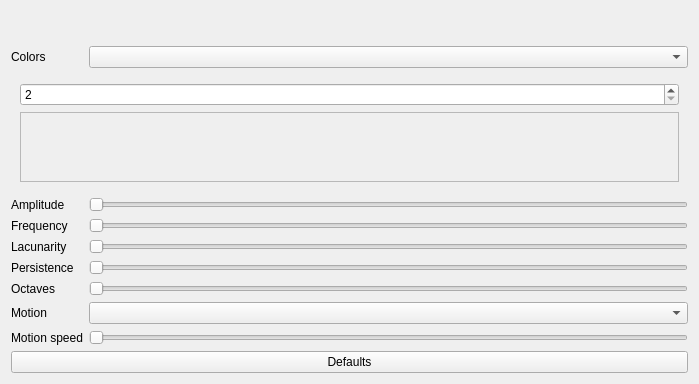
The window that Effects/NoiseMap/NoiseMap.ui (DLdota/OpenRGBEffectsPlugin) describes before a commit, drawn with Qt 5.
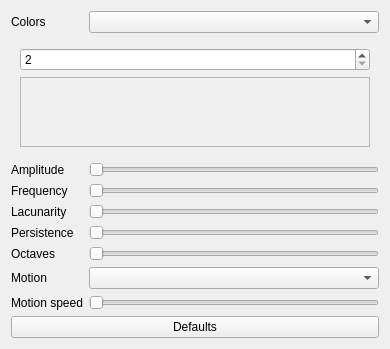
The same window after the commit. Custom widgets are drawn as their Qt base class.

```diff
--- a/Effects/NoiseMap/NoiseMap.ui
+++ b/Effects/NoiseMap/NoiseMap.ui
@@ -6,55 +6,15 @@
    <rect>
     <x>0</x>
     <y>0</y>
-    <width>699</width>
-    <height>384</height>
+    <width>390</width>
+    <height>345</height>
    </rect>
   </property>
   <property name="windowTitle">
    <string>Form</string>
   </property>
   <layout class="QGridLayout" name="gridLayout">
-   <item row="4" column="0">
-    <widget class="QLabel" name="amplitude_label">
-     <property name="text">
-      <string>Amplitude</string>
-     </property>
-    </widget>
-   </item>
-   <item row="11" column="0" colspan="2">
-    <widget class="QPushButton" name="defaults">
-     <property name="text">
-      <string>Defaults</string>
-     </property>
-    </widget>
-   </item>
-   <item row="4" column="1">
-    <widget class="QTooltipedSlider" name="amplitude">
-     <property name="minimum">
-      <number>1</number>
-     </property>
-     <property name="maximum">
-      <number>50000</number>
-     </property>
-     <property name="orientation">
-      <enum>Qt::Horizontal</enum>
-     </property>
-    </widget>
-   </item>
-   <item row="5" column="1">
-    <widget class="QTooltipedSlider" name="frequency">
-     <property name="minimum">
-      <number>1</number>
-     </property>
-     <property name="maximum">
-      <number>5000</number>
-     </property>
-     <property name="orientation">
-      <enum>Qt::Horizontal</enum>
-     </property>
-    </widget>
-   </item>
-   <item row="8" column="1">
+   <item row="7" column="1">
     <widget class="QTooltipedSlider" name="octaves">
      <property name="minimum">
       <number>1</number>
@@ -67,24 +27,37 @@
      </property>
     </widget>
    </item>
-   <item row="1" column="0">
-    <widget class="QLabel" name="colors_choice_label">
-     <property name="text">
-      <string>Colors</string>
-     </property>
-    </widget>
+   <item row="8" column="1">
+    <widget class="QComboBox" name="motion"/>
    </item>
-   <item row="8" column="0">
+   <item row="7" column="0">
     <widget class="QLabel" name="octaves_label">
      <property name="text">
       <string>Octaves</string>
      </property>
     </widget>
    </item>
-   <item row="1" column="1">
-    <widget class="QComboBox" name="colors_choice"/>
+   <item row="4" column="1">
+    <widget class="QTooltipedSlider" name="frequency">
+     <property name="minimum">
+      <number>1</number>
+     </property>
+     <property name="maximum">
+      <number>5000</number>
+     </property>
+     <property name="orientation">
+      <enum>Qt::Horizontal</enum>
+     </property>
+    </widget>
    </item>
-   <item row="6" column="1">
+   <item row="8" column="0">
+    <widget class="QLabel" name="label">
+     <property name="text">
+      <string>Motion</string>
+     </property>
+    </widget>
+   </item>
+   <item row="5" column="1">
     <widget class="QTooltipedSlider" name="lacunarity">
      <property name="minimum">
       <number>1</number>
@@ -97,20 +70,50 @@
      </property>
     </widget>
    </item>
+   <item row="5" column="0">
+    <widget class="QLabel" name="lacunarity_label">
+     <property name="text">
+      <string>Lacunarity</string>
+     </property>
+    </widget>
+   </item>
    <item row="0" column="1">
-    <spacer name="verticalSpacer">
+    <widget class="QComboBox" name="colors_choice"/>
+   </item>
+   <item row="3" column="1">
+    <widget class="QTooltipedSlider" name="amplitude">
+     <property name="minimum">
+      <number>1</number>
+     </property>
+     <property name="maximum">
+      <number>50000</number>
+     </property>
      <property name="orientation">
-      <enum>Qt::Vertical</enum>
+      <enum>Qt::Horizontal</enum>
      </property>
-     <property name="sizeHint" stdset="0">
-      <size>
-       <width>20</width>
-       <height>40</height>
-      </size>
+    </widget>
+   </item>
+   <item row="9" column="0">
+    <widget class="QLabel" name="label_2">
+     <property name="text">
+      <string>Motion speed</string>
      </property>
-    </spacer>
+    </widget>
    </item>
-   <item row="2" column="0" colspan="2">
+   <item row="6" column="1">
+    <widget class="QTooltipedSlider" name="persistence">
+     <property name="minimum">
+      <number>1</number>
+     </property>
+     <property name="maximum">
+      <number>50000</number>
+     </property>
+     <property name="orientation">
+      <enum>Qt::Horizontal</enum>
+     </property>
+    </widget>
+   </item>
+   <item row="1" column="0" colspan="2">
     <widget class="QFrame" name="colors_frame">
      <layout class="QGridLayout" name="colors_zone">
       <item row="1" column="0">
@@ -123,7 +126,7 @@
           <rect>
            <x>0</x>
            <y>0</y>
-           <width>661</width>
+           <width>352</width>
            <height>68</height>
           </rect>
          </property>
@@ -140,63 +143,47 @@
      </layout>
     </widget>
    </item>
-   <item row="7" column="1">
-    <widget class="QTooltipedSlider" name="persistence">
-     <property name="minimum">
-      <number>1</number>
-     </property>
-     <property name="maximum">
-      <number>50000</number>
-     </property>
-     <property name="orientation">
-      <enum>Qt::Horizontal</enum>
-     </property>
-    </widget>
-   </item>
-   <item row="7" column="0">
-    <widget class="QLabel" name="persistence_label">
+   <item row="3" column="0">
+    <widget class="QLabel" name="amplitude_label">
      <property name="text">
-      <string>Persistence</string>
+      <string>Amplitude</string>
      </property>
     </widget>
    </item>
-   <item row="6" column="0">
-    <widget class="QLabel" name="lacunarity_label">
+   <item row="10" column="0" colspan="2">
+    <widget class="QPushButton" name="defaults">
      <property name="text">
-      <string>Lacunarity</string>
+      <string>Defaults</string>
      </property>
     </widget>
    </item>
-   <item row="5" column="0">
+   <item row="4" column="0">
     <widget class="QLabel" name="frequency_label">
      <property name="text">
       <string>Frequency</string>
      </property>
     </widget>
    </item>
-   <item row="9" column="0">
-    <widget class="QLabel" name="label">
-     <property name="text">
-      <string>Motion</string>
-     </property>
-    </widget>
-   </item>
-   <item row="10" column="0">
-    <widget class="QLabel" name="label_2">
-     <property name="text">
-      <string>Motion speed</string>
-     </property>
-    </widget>
-   </item>
-   <item row="10" column="1">
-    <widget class="QTooltipedSlider" name="motion_speed">
-     <property name="orientation">
-      <enum>Qt::Horizontal</enum>
-     </property>
-    </widget>
-   </item>
    <item row="9" column="1">
-    <widget class="QComboBox" name="motion"/>
+    <widget class="QTooltipedSlider" name="motion_speed">
+     <property name="orientation">
+      <enum>Qt::Horizontal</enum>
+     </property>
+    </widget>
+   </item>
+   <item row="6" column="0">
+    <widget class="QLabel" name="persistence_label">
+     <property name="text">
+      <string>Persistence</string>
+     </property>
+    </widget>
+   </item>
+   <item row="0" column="0">
+    <widget class="QLabel" name="colors_choice_label">
+     <property name="text">
+      <string>Colors</string>
+     </property>
+    </widget>
    </item>
   </layout>
  </widget>
```
